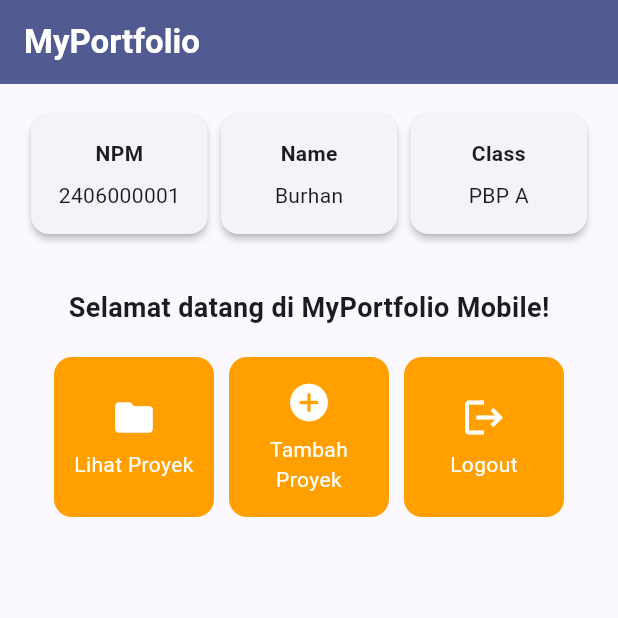
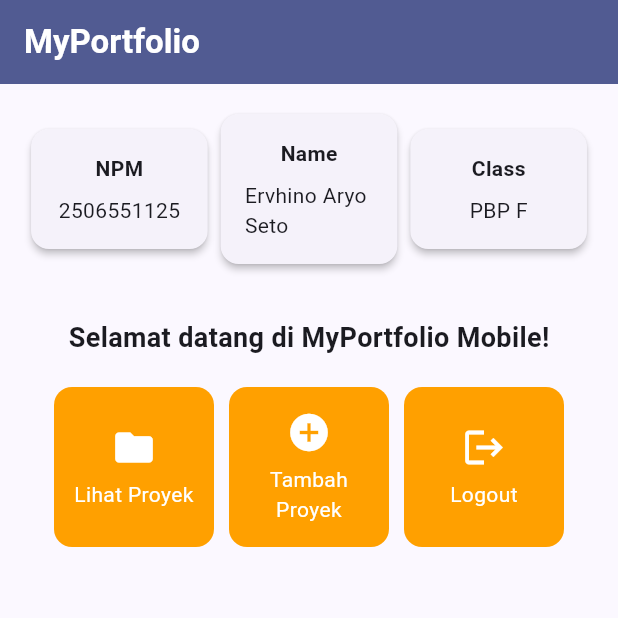
Before and after one commit to ervhinoaryoseto-del/myportofolio_mobile, a Flutter app: the screen it shows after launch, on a phone screen of 412 x 824 dp, the top half of it. Run offline on Flutter 3.47's test engine with Material 3 defaults, Android fonts, the phone set to English and light mode, and no system bars.

Commit message:
feat: Update information in MyHomePage class

```diff
--- a/lib/menu.dart
+++ b/lib/menu.dart
@@ -3,9 +3,9 @@ import 'package:flutter/material.dart';
 class MyHomePage extends StatelessWidget {
   MyHomePage({super.key});
 
-  final String npm = "2406000001";
-  final String nama = "Burhan";
-  final String kelas = "PBP A";
+  final String npm = "2506551125";
+  final String nama = "Ervhino Aryo Seto";
+  final String kelas = "PBP F";
 
 
   final List<ItemHomepage> items = [
```
